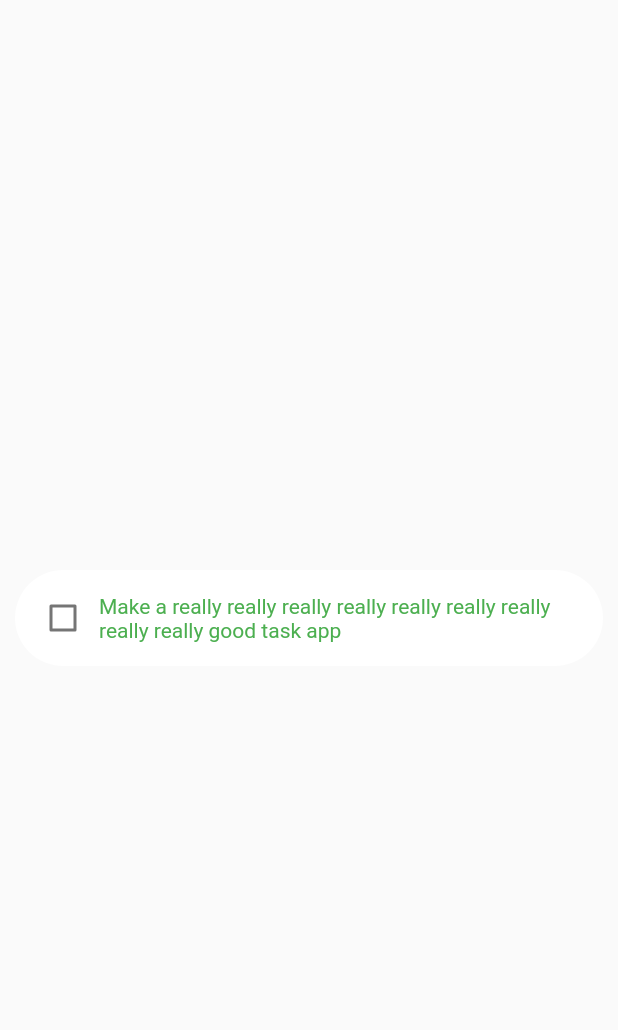
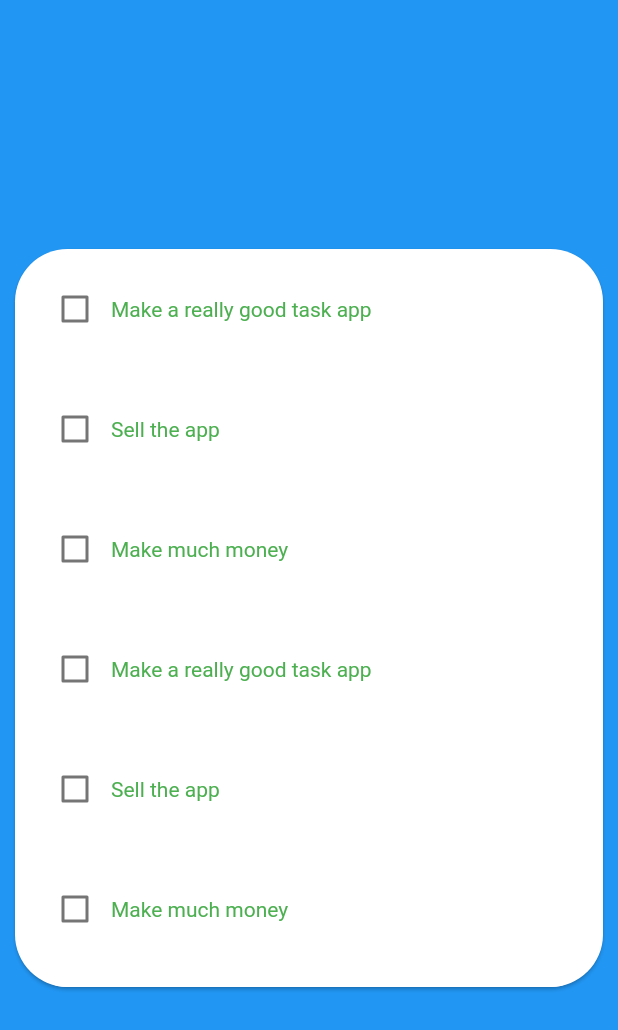
Before and after one commit to DomAyre/tsker, a Flutter app: the screen it shows after launch, on a phone screen of 412 x 824 dp. Shown: the top 1030 px of the screen. Run offline on Flutter 3.47's test engine with Material 2 defaults, Android fonts, the phone set to English and light mode, and no system bars; drawn by our look-alikes of flutter_slidable.

Commit message:
Add task tiles/cards Add selection/completion

```diff
--- a/lib/data/task.dart
+++ b/lib/data/task.dart
@@ -1,5 +1,8 @@
 class Task {
   String title;
+  Duration timeLogged = Duration.zero;
 
-  Task({this.title});
+  Task({
+    this.title,
+  });
 }
--- a/lib/main.dart
+++ b/lib/main.dart
@@ -1,6 +1,6 @@
 import 'package:flutter/material.dart';
 import 'package:tsker/style/app_theme.dart';
-import 'package:tsker/widgets/task_tile.dart';
+import 'package:tsker/widgets/tasks_card.dart';
 
 import 'data/task.dart';
 
@@ -9,16 +9,34 @@ void main() => runApp(MyApp());
 class MyApp extends StatelessWidget {
   @override
   Widget build(BuildContext context) {
-    Task exampleTask = Task(
-        title:
-            "Make a really really really really really really really really really good task app");
+    List<Task> exampleTasks = [
+      Task(title: "Make a really good task app"),
+      Task(title: "Sell the app"),
+      Task(title: "Make much money"),
+      Task(title: "Make a really good task app"),
+      Task(title: "Sell the app"),
+      Task(title: "Make much money"),
+      Task(title: "Make a really good task app"),
+      Task(title: "Sell the app"),
+      Task(title: "Make much money"),
+      Task(title: "Make a really good task app"),
+      Task(title: "Sell the app"),
+      Task(title: "Make much money"),
+      Task(title: "Make a really good task app"),
+      Task(title: "Sell the app"),
+      Task(title: "Make much money"),
+      Task(title: "Make a really good task app"),
+      Task(title: "Sell the app"),
+      Task(title: "Make much money"),
+    ];
 
     return MaterialApp(
       title: 'Flutter Demo',
       theme: appTheme,
       home: Material(
+        color: Colors.blue,
         child: Center(
-          child: TaskTile(exampleTask, color: Colors.green),
+          child: TaskCard(tasks: exampleTasks),
         ),
       ),
     );
--- /dev/null
+++ b/lib/style/constants.dart
@@ -0,0 +1,8 @@
+import 'package:flutter/material.dart';
+
+const standardWidthConstraints = BoxConstraints(
+  minWidth: 200,
+  maxWidth: 400,
+);
+
+const roundedBorder = BorderRadius.all(const Radius.circular(35));
--- a/lib/style/text_style.dart
+++ b/lib/style/text_style.dart
@@ -3,3 +3,5 @@ import 'package:flutter/material.dart';
 TextStyle textStyle = TextStyle(
   color: Colors.white,
 );
+
+const blackText = Color.fromARGB(255, 50, 50, 50);
--- a/lib/widgets/task_tile.dart
+++ b/lib/widgets/task_tile.dart
@@ -1,14 +1,15 @@
 import 'package:flutter/material.dart';
 import 'package:tsker/data/task.dart';
+import 'package:tsker/style/constants.dart';
 import 'package:tsker/style/text_style.dart';
 import 'package:tsker/widgets/task_complete_button.dart';
+import 'package:flutter_slidable/flutter_slidable.dart';
 
 class TaskTile extends StatefulWidget {
   final Task task;
-  final bool selected;
   final Color color;
 
-  TaskTile(this.task, {this.selected = false, this.color = Colors.blue});
+  TaskTile(this.task, {this.color = Colors.blue});
 
   @override
   _TaskTileState createState() => _TaskTileState();
@@ -16,59 +17,114 @@ class TaskTile extends StatefulWidget {
 
 class _TaskTileState extends State<TaskTile> {
   bool completed;
+  bool selected;
 
-  _TaskTileState({this.completed = false});
+  _TaskTileState({this.completed = false, this.selected = false});
 
-  onCompleted() {
+  _onCompleted() {
     print("Completed");
     setState(() {
       completed = true;
     });
+    if (this.selected) _onEndWork();
   }
 
-  onUncompleted() {
+  _onUncompleted() {
     print("Uncompleted");
     setState(() {
       completed = false;
     });
   }
 
-  onCompletedPress(bool newValue) {
+  _onCompletedPress(bool newValue) {
     if (newValue)
-      onCompleted();
+      _onCompleted();
     else
-      onUncompleted();
+      _onUncompleted();
+  }
+
+  _onStartWork() {
+    setState(() {
+      this.selected = true;
+    });
+    if (this.completed) _onUncompleted();
+  }
+
+  _onEndWork() {
+    setState(() {
+      this.selected = false;
+    });
+  }
+
+  _onWorkPress() {
+    if (this.selected)
+      _onEndWork();
+    else
+      _onStartWork();
   }
 
   @override
   Widget build(BuildContext context) {
     return Container(
-      constraints: BoxConstraints(maxWidth: 400),
+      constraints: standardWidthConstraints,
       child: Card(
-        elevation: widget.selected ? 8 : 0,
+        elevation: this.selected ? 5 : 0,
         shape: RoundedRectangleBorder(
-          borderRadius: BorderRadius.circular(999),
+          borderRadius: roundedBorder,
         ),
-        color: widget.selected ? widget.color : Colors.white,
+        color: this.selected ? widget.color : Colors.white,
+        child: ClipRRect(
+          borderRadius: roundedBorder,
+          child: Slidable(
+            actionPane: SlidableStrechActionPane(),
+            actionExtentRatio: 0.5,
+            secondaryActions: <Widget>[
+              IconSlideAction(
+                color: this.selected ? Colors.white : widget.color,
+                icon: Icons.timer,
+                caption: this.selected ? "Stop Work" : "Start Work",
+                onTap: _onWorkPress,
+              )
+            ],
             child: Padding(
               padding: const EdgeInsets.all(8.0),
               child: Row(
                 mainAxisSize: MainAxisSize.min,
-            mainAxisAlignment: MainAxisAlignment.spaceAround,
+                mainAxisAlignment: MainAxisAlignment.start,
                 children: <Widget>[
                   TaskCompleteButton(
                     color: widget.color,
-                onChanged: onCompletedPress,
+                    onChanged: _onCompletedPress,
                     completed: completed,
                   ),
                   Flexible(
                     child: Padding(
                       padding: const EdgeInsets.only(right: 20.0),
-                  child: Text(
+                      child: Column(
+                        mainAxisSize: MainAxisSize.min,
+                        crossAxisAlignment: CrossAxisAlignment.start,
+                        children: <Widget>[
+                          Text(
                             widget.task.title,
                             style: textStyle.copyWith(
-                      color: widget.selected ? Colors.white : widget.color,
+                              color:
+                                  this.selected ? Colors.white : widget.color,
                             ),
+                          ),
+                          Visibility(
+                            visible: this.selected,
+                            child: Padding(
+                              padding: const EdgeInsets.only(top: 4.0),
+                              child: Text(
+                                "${widget.task.timeLogged.inHours}h ${widget.task.timeLogged.inMinutes}m ${widget.task.timeLogged.inSeconds}s",
+                                style: textStyle.copyWith(
+                                    fontWeight: FontWeight.bold,
+                                    color: blackText,
+                                    fontSize: 12),
+                              ),
+                            ),
+                          )
+                        ],
                       ),
                     ),
                   ),
@@ -76,6 +132,8 @@ class _TaskTileState extends State<TaskTile> {
               ),
             ),
           ),
+        ),
+      ),
     );
   }
 }
--- /dev/null
+++ b/lib/widgets/tasks_card.dart
@@ -0,0 +1,40 @@
+import 'package:flutter/material.dart';
+import 'package:tsker/data/task.dart';
+import 'package:tsker/style/constants.dart';
+import 'package:tsker/widgets/task_tile.dart';
+
+class TaskCard extends StatelessWidget {
+  const TaskCard({
+    Key key,
+    @required this.tasks,
+  }) : super(key: key);
+
+  final List<Task> tasks;
+
+  @override
+  Widget build(BuildContext context) {
+    return Container(
+      constraints: standardWidthConstraints.copyWith(maxHeight: 500),
+      child: Card(
+        shape: RoundedRectangleBorder(
+          borderRadius: roundedBorder,
+        ),
+        child: ClipRRect(
+          borderRadius: roundedBorder,
+          child: ListView.builder(
+            shrinkWrap: true,
+            physics:
+                AlwaysScrollableScrollPhysics(parent: BouncingScrollPhysics()),
+            itemBuilder: (context, index) {
+              return Padding(
+                padding: const EdgeInsets.all(4.0),
+                child: TaskTile(tasks[index], color: Colors.green),
+              );
+            },
+            itemCount: tasks.length,
+          ),
+        ),
+      ),
+    );
+  }
+}
--- a/pubspec.yaml
+++ b/pubspec.yaml
@@ -23,6 +23,8 @@ dependencies:
   # The following adds the Cupertino Icons font to your application.
   # Use with the CupertinoIcons class for iOS style icons.
   cupertino_icons: ^0.1.2
+
+  flutter_slidable: "^0.5.4"
 
 dev_dependencies:
   flutter_test:
```
Also changed, not shown: pubspec.lock, 1 other file. Lines whose indentation alone changed are shown as unchanged.
